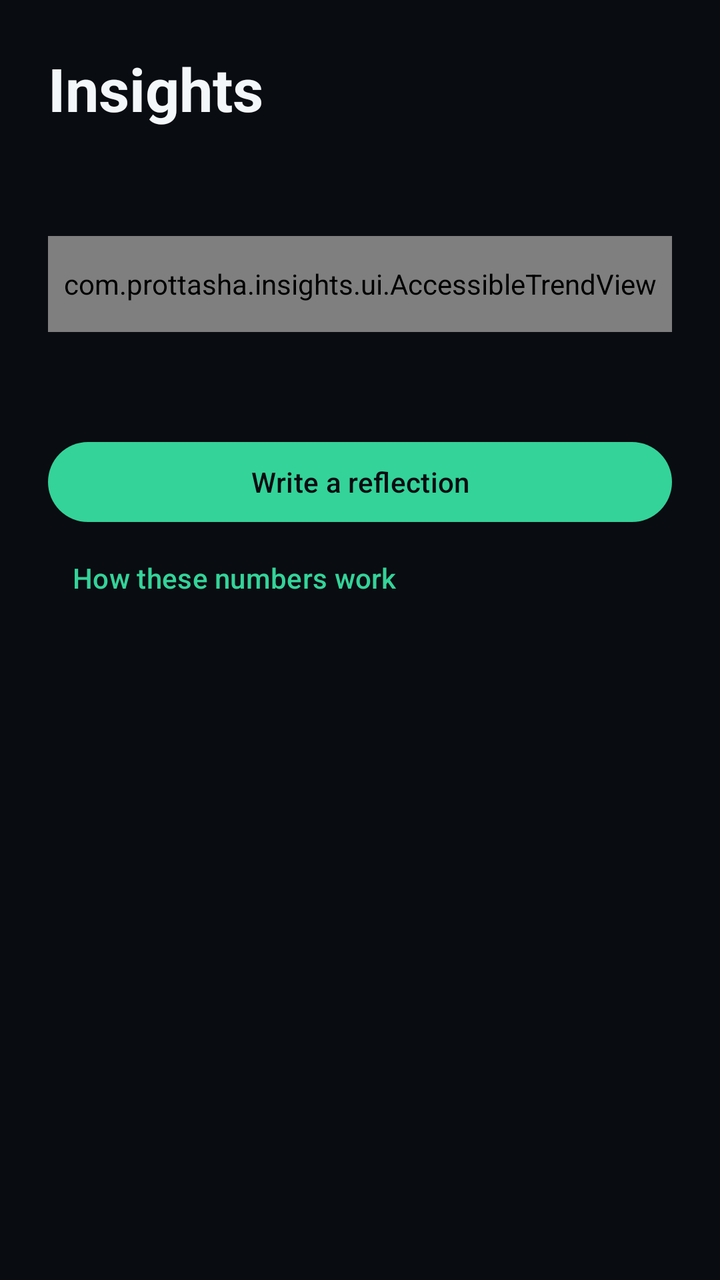
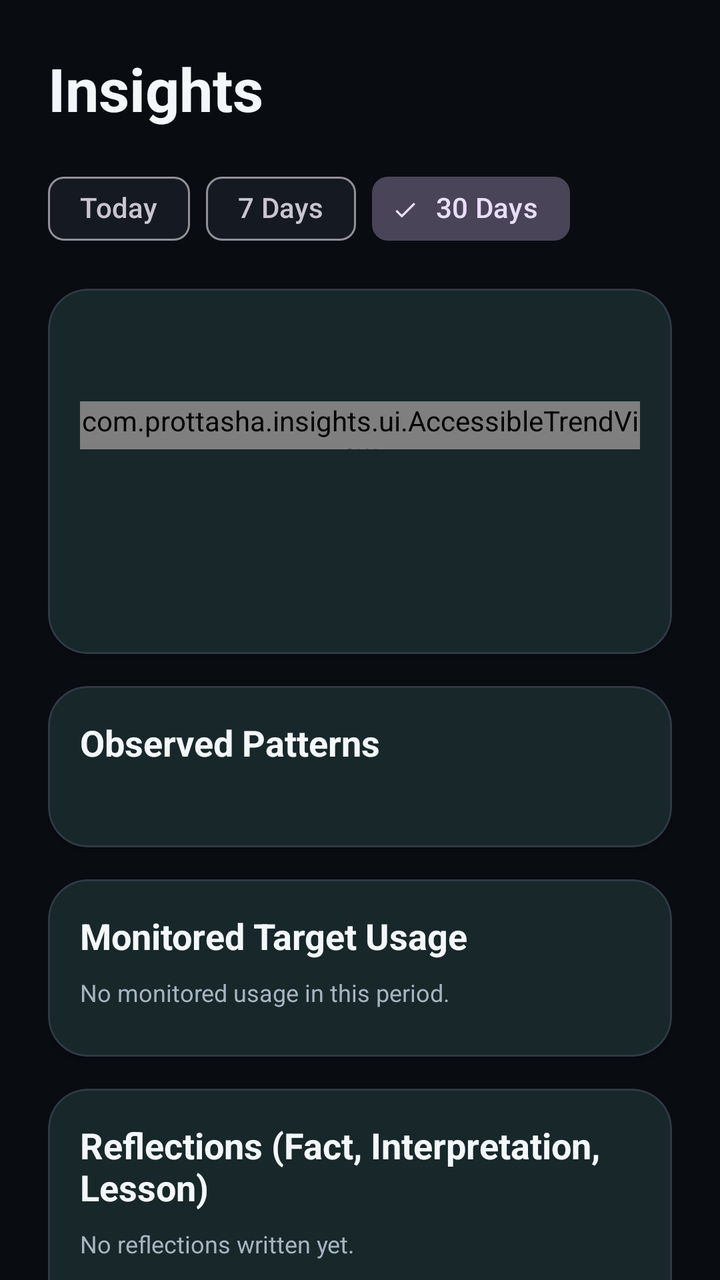

Screens rendered from an Android XML layout before and after an edit, with the pre-edit source and the edit as a unified diff.
<!-- AndroidManifest.xml: application theme Theme.Prottasha -->
<!-- res/layout/fragment_insights.xml -->
<?xml version="1.0" encoding="utf-8"?>
<LinearLayout xmlns:android="http://schemas.android.com/apk/res/android" android:layout_width="match_parent" android:layout_height="match_parent" android:orientation="vertical" android:padding="@dimen/spacing_large">
    <TextView android:layout_width="match_parent" android:layout_height="wrap_content" android:text="@string/insights_title" android:textColor="@color/color_text_primary" android:textSize="@dimen/text_display" android:textStyle="bold" />
    <TextView android:id="@+id/insights_summary" android:layout_width="match_parent" android:layout_height="wrap_content" android:layout_marginTop="@dimen/spacing_medium" android:textColor="@color/color_text_primary" android:textSize="@dimen/text_body" />
    <com.prottasha.insights.ui.AccessibleTrendView android:id="@+id/insights_trend" android:layout_width="match_parent" android:layout_height="48dp" android:layout_marginTop="@dimen/spacing_medium" />
    <TextView android:id="@+id/insights_sample" android:layout_width="match_parent" android:layout_height="wrap_content" android:layout_marginTop="@dimen/spacing_small" android:textColor="@color/color_text_secondary" />
    <com.google.android.material.button.MaterialButton android:id="@+id/insights_reflect" style="@style/Widget.Prottasha.Button.Pill" android:layout_width="match_parent" android:layout_height="wrap_content" android:layout_marginTop="@dimen/spacing_large" android:text="@string/insights_reflect" />
    <com.google.android.material.button.MaterialButton android:id="@+id/insights_methodology" style="@style/Widget.Material3.Button.TextButton" android:layout_width="wrap_content" android:layout_height="wrap_content" android:text="@string/insights_methodology" />
</LinearLayout>
<!-- resources referenced by this layout -->
<resources>
  <color name="color_text_primary">#F4F7FA</color>
  <color name="color_text_secondary">#A9B3C0</color>
  <dimen name="spacing_large">24dp</dimen>
  <dimen name="spacing_medium">16dp</dimen>
  <dimen name="spacing_small">8dp</dimen>
  <dimen name="text_body">16sp</dimen>
  <dimen name="text_display">30sp</dimen>
  <string name="insights_methodology">How these numbers work</string>
  <string name="insights_reflect">Write a reflection</string>
  <string name="insights_title">Insights</string>
  <style name="Widget.Prottasha.Button.Pill" parent="Widget.Material3.Button">
          <item name="android:textColor">@color/color_on_hope</item>
          <item name="cornerRadius">@dimen/pill_button_radius</item>
          <item name="backgroundTint">@color/color_hope</item>
      </style>
  <style name="Theme.Prottasha" parent="Theme.Material3.Dark.NoActionBar">
          <item name="android:windowBackground">@color/color_background</item>
          <item name="android:colorBackground">@color/color_background</item>
          <item name="colorSurface">@color/color_surface</item>
          <item name="colorSurfaceVariant">@color/color_surface_raised</item>
          <item name="colorPrimary">@color/color_hope</item>
          <item name="colorOnPrimary">@color/color_on_hope</item>
          <item name="colorSecondary">@color/color_identity</item>
          <item name="colorOnSecondary">@color/color_on_identity</item>
          <item name="colorError">@color/color_crisis</item>
          <item name="colorOnError">@color/color_on_crisis</item>
          <item name="android:textColorPrimary">@color/color_text_primary</item>
          <item name="android:textColorSecondary">@color/color_text_secondary</item>
          <item name="android:navigationBarColor">@color/color_background</item>
          <item name="android:statusBarColor">@color/color_background</item>
          <item name="android:windowLightStatusBar">false</item>
      </style>
  <color name="color_on_hope">#090C11</color>
  <dimen name="pill_button_radius">28dp</dimen>
  <color name="color_hope">#34D399</color>
  <color name="color_background">#090C11</color>
  <color name="color_surface">#151A22</color>
  <color name="color_surface_raised">#202833</color>
  <color name="color_identity">#7C8DFF</color>
  <color name="color_on_identity">#090C11</color>
  <color name="color_crisis">#F87171</color>
  <color name="color_on_crisis">#090C11</color>
</resources>

<!-- the commit's change to res/layout/fragment_insights.xml (unified diff, before → after) -->
@@ -1,9 +1,398 @@
 <?xml version="1.0" encoding="utf-8"?>
-<LinearLayout xmlns:android="http://schemas.android.com/apk/res/android" android:layout_width="match_parent" android:layout_height="match_parent" android:orientation="vertical" android:padding="@dimen/spacing_large">
-    <TextView android:layout_width="match_parent" android:layout_height="wrap_content" android:text="@string/insights_title" android:textColor="@color/color_text_primary" android:textSize="@dimen/text_display" android:textStyle="bold" />
-    <TextView android:id="@+id/insights_summary" android:layout_width="match_parent" android:layout_height="wrap_content" android:layout_marginTop="@dimen/spacing_medium" android:textColor="@color/color_text_primary" android:textSize="@dimen/text_body" />
-    <com.prottasha.insights.ui.AccessibleTrendView android:id="@+id/insights_trend" android:layout_width="match_parent" android:layout_height="48dp" android:layout_marginTop="@dimen/spacing_medium" />
-    <TextView android:id="@+id/insights_sample" android:layout_width="match_parent" android:layout_height="wrap_content" android:layout_marginTop="@dimen/spacing_small" android:textColor="@color/color_text_secondary" />
-    <com.google.android.material.button.MaterialButton android:id="@+id/insights_reflect" style="@style/Widget.Prottasha.Button.Pill" android:layout_width="match_parent" android:layout_height="wrap_content" android:layout_marginTop="@dimen/spacing_large" android:text="@string/insights_reflect" />
-    <com.google.android.material.button.MaterialButton android:id="@+id/insights_methodology" style="@style/Widget.Material3.Button.TextButton" android:layout_width="wrap_content" android:layout_height="wrap_content" android:text="@string/insights_methodology" />
-</LinearLayout>
+<androidx.core.widget.NestedScrollView xmlns:android="http://schemas.android.com/apk/res/android"
+    xmlns:app="http://schemas.android.com/apk/res-auto"
+    android:id="@+id/insights_scroll"
+    android:layout_width="match_parent"
+    android:layout_height="match_parent"
+    android:background="@color/color_background">
+
+    <LinearLayout
+        android:layout_width="match_parent"
+        android:layout_height="wrap_content"
+        android:orientation="vertical"
+        android:padding="@dimen/spacing_large">
+
+        
+        <TextView
+            android:layout_width="match_parent"
+            android:layout_height="wrap_content"
+            android:text="@string/insights_title"
+            android:textColor="@color/color_text_primary"
+            android:textSize="@dimen/text_display"
+            android:textStyle="bold" />
+
+        <com.google.android.material.chip.ChipGroup
+            android:id="@+id/insights_range_group"
+            android:layout_width="match_parent"
+            android:layout_height="wrap_content"
+            android:layout_marginTop="@dimen/spacing_medium"
+            app:selectionRequired="true"
+            app:singleSelection="true">
+
+            <com.google.android.material.chip.Chip
+                android:id="@+id/chip_today"
+                style="@style/Widget.Material3.Chip.Filter"
+                android:layout_width="wrap_content"
+                android:layout_height="wrap_content"
+                android:text="Today" />
+
+            <com.google.android.material.chip.Chip
+                android:id="@+id/chip_week"
+                style="@style/Widget.Material3.Chip.Filter"
+                android:layout_width="wrap_content"
+                android:layout_height="wrap_content"
+                android:text="7 Days" />
+
+            <com.google.android.material.chip.Chip
+                android:id="@+id/chip_month"
+                style="@style/Widget.Material3.Chip.Filter"
+                android:layout_width="wrap_content"
+                android:layout_height="wrap_content"
+                android:checked="true"
+                android:text="30 Days" />
+        </com.google.android.material.chip.ChipGroup>
+
+        
+        <com.google.android.material.card.MaterialCardView
+            style="@style/Widget.Prottasha.Card"
+            android:layout_width="match_parent"
+            android:layout_height="wrap_content"
+            android:layout_marginTop="@dimen/spacing_medium">
+
+            <LinearLayout
+                android:layout_width="match_parent"
+                android:layout_height="wrap_content"
+                android:orientation="vertical"
+                android:padding="@dimen/spacing_medium">
+
+                <TextView
+                    android:id="@+id/insights_summary"
+                    android:layout_width="match_parent"
+                    android:layout_height="wrap_content"
+                    android:textColor="@color/color_text_primary"
+                    android:textSize="@dimen/text_title"
+                    android:textStyle="bold" />
+
+                <com.prottasha.insights.ui.AccessibleTrendView
+                    android:id="@+id/insights_trend"
+                    android:layout_width="match_parent"
+                    android:layout_height="24dp"
+                    android:layout_marginTop="@dimen/spacing_medium" />
+
+                <TextView
+                    android:id="@+id/insights_sample"
+                    android:layout_width="match_parent"
+                    android:layout_height="wrap_content"
+                    android:layout_marginTop="@dimen/spacing_small"
+                    android:textColor="@color/color_text_secondary"
+                    android:textSize="@dimen/text_caption" />
+
+                
+                <TextView
+                    android:id="@+id/insights_text_breakdown"
+                    android:layout_width="match_parent"
+                    android:layout_height="wrap_content"
+                    android:layout_marginTop="@dimen/spacing_medium"
+                    android:lineSpacingExtra="4dp"
+                    android:textColor="@color/color_text_secondary"
+                    android:textSize="@dimen/text_caption" />
+
+                
+                <TextView
+                    android:id="@+id/insights_usage_overview"
+                    android:layout_width="match_parent"
+                    android:layout_height="wrap_content"
+                    android:layout_marginTop="@dimen/spacing_small"
+                    android:textColor="@color/color_text_primary"
+                    android:textSize="@dimen/text_body" />
+
+            </LinearLayout>
+        </com.google.android.material.card.MaterialCardView>
+
+        
+        <com.google.android.material.card.MaterialCardView
+            android:id="@+id/insights_patterns_card"
+            style="@style/Widget.Prottasha.Card"
+            android:layout_width="match_parent"
+            android:layout_height="wrap_content"
+            android:layout_marginTop="@dimen/spacing_medium">
+
+            <LinearLayout
+                android:layout_width="match_parent"
+                android:layout_height="wrap_content"
+                android:orientation="vertical"
+                android:padding="@dimen/spacing_medium">
+
+                <TextView
+                    android:layout_width="wrap_content"
+                    android:layout_height="wrap_content"
+                    android:text="Observed Patterns"
+                    android:textColor="@color/color_text_primary"
+                    android:textSize="@dimen/text_title"
+                    android:textStyle="bold" />
+
+                <TextView
+                    android:id="@+id/insights_pattern_text"
+                    android:layout_width="match_parent"
+                    android:layout_height="wrap_content"
+                    android:layout_marginTop="@dimen/spacing_small"
+                    android:textColor="@color/color_text_secondary"
+                    android:textSize="@dimen/text_caption" />
+
+            </LinearLayout>
+        </com.google.android.material.card.MaterialCardView>
+
+        
+        <com.google.android.material.card.MaterialCardView
+            style="@style/Widget.Prottasha.Card"
+            android:layout_width="match_parent"
+            android:layout_height="wrap_content"
+            android:layout_marginTop="@dimen/spacing_medium">
+
+            <LinearLayout
+                android:layout_width="match_parent"
+                android:layout_height="wrap_content"
+                android:orientation="vertical"
+                android:padding="@dimen/spacing_medium">
+
+                <TextView
+                    android:layout_width="wrap_content"
+                    android:layout_height="wrap_content"
+                    android:text="Monitored Target Usage"
+                    android:textColor="@color/color_text_primary"
+                    android:textSize="@dimen/text_title"
+                    android:textStyle="bold" />
+
+                <TextView
+                    android:id="@+id/insights_targets_empty"
+                    android:layout_width="match_parent"
+                    android:layout_height="wrap_content"
+                    android:layout_marginTop="@dimen/spacing_small"
+                    android:text="No monitored usage in this period."
+                    android:textColor="@color/color_text_secondary"
+                    android:textSize="@dimen/text_caption" />
+
+                <androidx.recyclerview.widget.RecyclerView
+                    android:id="@+id/insights_targets_recycler"
+                    android:layout_width="match_parent"
+                    android:layout_height="wrap_content"
+                    android:layout_marginTop="@dimen/spacing_small"
+                    android:nestedScrollingEnabled="false" />
+
+            </LinearLayout>
+        </com.google.android.material.card.MaterialCardView>
+
+        
+        <com.google.android.material.card.MaterialCardView
+            style="@style/Widget.Prottasha.Card"
+            android:layout_width="match_parent"
+            android:layout_height="wrap_content"
+            android:layout_marginTop="@dimen/spacing_medium">
+
+            <LinearLayout
+                android:layout_width="match_parent"
+                android:layout_height="wrap_content"
+                android:orientation="vertical"
+                android:padding="@dimen/spacing_medium">
+
+                <TextView
+                    android:layout_width="wrap_content"
+                    android:layout_height="wrap_content"
+                    android:text="Reflections (Fact, Interpretation, Lesson)"
+                    android:textColor="@color/color_text_primary"
+                    android:textSize="@dimen/text_title"
+                    android:textStyle="bold" />
+
+                <TextView
+                    android:id="@+id/insights_reflections_empty"
+                    android:layout_width="match_parent"
+                    android:layout_height="wrap_content"
+                    android:layout_marginTop="@dimen/spacing_small"
+                    android:text="No reflections written yet."
+                    android:textColor="@color/color_text_secondary"
+                    android:textSize="@dimen/text_caption" />
+
+                <androidx.recyclerview.widget.RecyclerView
+                    android:id="@+id/insights_reflections_recycler"
+                    android:layout_width="match_parent"
+                    android:layout_height="wrap_content"
+                    android:layout_marginTop="@dimen/spacing_small"
+                    android:nestedScrollingEnabled="false" />
+
+                <com.google.android.material.button.MaterialButton
+                    android:id="@+id/insights_reflect"
+                    style="@style/Widget.Prottasha.Button.Pill"
+                    android:layout_width="match_parent"
+                    android:layout_height="wrap_content"
+                    android:layout_marginTop="@dimen/spacing_medium"
+                    android:text="@string/insights_reflect" />
+
+            </LinearLayout>
+        </com.google.android.material.card.MaterialCardView>
+
+        
+        <com.google.android.material.card.MaterialCardView
+            style="@style/Widget.Prottasha.Card"
+            android:layout_width="match_parent"
+            android:layout_height="wrap_content"
+            android:layout_marginTop="@dimen/spacing_medium">
+
+            <LinearLayout
+                android:layout_width="match_parent"
+                android:layout_height="wrap_content"
+                android:orientation="vertical"
+                android:padding="@dimen/spacing_medium">
+
+                <TextView
+                    android:layout_width="wrap_content"
+                    android:layout_height="wrap_content"
+                    android:text="Trigger &amp; Rebound Plans"
+                    android:textColor="@color/color_text_primary"
+                    android:textSize="@dimen/text_title"
+                    android:textStyle="bold" />
+
+                <TextView
+                    android:layout_width="wrap_content"
+                    android:layout_height="wrap_content"
+                    android:layout_marginTop="2dp"
+                    android:text="Implementation intentions: If [Cue] → Then [Plan]"
+                    android:textColor="@color/color_text_secondary"
+                    android:textSize="@dimen/text_caption" />
+
+                <TextView
+                    android:id="@+id/insights_triggers_empty"
+                    android:layout_width="match_parent"
+                    android:layout_height="wrap_content"
+                    android:layout_marginTop="@dimen/spacing_small"
+                    android:text="No trigger plans configured yet."
+                    android:textColor="@color/color_text_secondary"
+                    android:textSize="@dimen/text_caption" />
+
+                <androidx.recyclerview.widget.RecyclerView
+                    android:id="@+id/insights_triggers_recycler"
+                    android:layout_width="match_parent"
+                    android:layout_height="wrap_content"
+                    android:layout_marginTop="@dimen/spacing_small"
+                    android:nestedScrollingEnabled="false" />
+
+                <com.google.android.material.button.MaterialButton
+                    android:id="@+id/insights_add_trigger"
+                    style="@style/Widget.Material3.Button.OutlinedButton"
+                    android:layout_width="match_parent"
+                    android:layout_height="wrap_content"
+                    android:layout_marginTop="@dimen/spacing_medium"
+                    android:text="Add Trigger Plan"
+                    android:textColor="@color/color_hope" />
+
+            </LinearLayout>
+        </com.google.android.material.card.MaterialCardView>
+
+        
+        <com.google.android.material.card.MaterialCardView
+            style="@style/Widget.Prottasha.Card"
+            android:layout_width="match_parent"
+            android:layout_height="wrap_content"
+            android:layout_marginTop="@dimen/spacing_medium">
+
+            <LinearLayout
+                android:layout_width="match_parent"
+                android:layout_height="wrap_content"
+                android:orientation="vertical"
+                android:padding="@dimen/spacing_medium">
+
+                <TextView
+                    android:layout_width="wrap_content"
+                    android:layout_height="wrap_content"
+                    android:text="Success Memory Bank"
+                    android:textColor="@color/color_text_primary"
+                    android:textSize="@dimen/text_title"
+                    android:textStyle="bold" />
+
+                <TextView
+                    android:layout_width="wrap_content"
+                    android:layout_height="wrap_content"
+                    android:layout_marginTop="2dp"
+                    android:text="Psycho-Cybernetics: anchor real past moments of calm and self-control."
+                    android:textColor="@color/color_text_secondary"
+                    android:textSize="@dimen/text_caption" />
+
+                <TextView
+                    android:id="@+id/insights_memories_empty"
+                    android:layout_width="match_parent"
+                    android:layout_height="wrap_content"
+                    android:layout_marginTop="@dimen/spacing_small"
+                    android:text="No success memories stored yet."
+                    android:textColor="@color/color_text_secondary"
+                    android:textSize="@dimen/text_caption" />
+
+                <androidx.recyclerview.widget.RecyclerView
+                    android:id="@+id/insights_memories_recycler"
+                    android:layout_width="match_parent"
+                    android:layout_height="wrap_content"
+                    android:layout_marginTop="@dimen/spacing_small"
+                    android:nestedScrollingEnabled="false" />
+
+                <com.google.android.material.button.MaterialButton
+                    android:id="@+id/insights_add_memory"
+                    style="@style/Widget.Material3.Button.OutlinedButton"
+                    android:layout_width="match_parent"
+                    android:layout_height="wrap_content"
+                    android:layout_marginTop="@dimen/spacing_medium"
+                    android:text="Add Success Memory"
+                    android:textColor="@color/color_identity" />
+
+            </LinearLayout>
+        </com.google.android.material.card.MaterialCardView>
+
+        
+        <com.google.android.material.card.MaterialCardView
+            style="@style/Widget.Prottasha.Card"
+            android:layout_width="match_parent"
+            android:layout_height="wrap_content"
+            android:layout_marginTop="@dimen/spacing_medium">
+
+            <LinearLayout
+                android:layout_width="match_parent"
+                android:layout_height="wrap_content"
+                android:orientation="vertical"
+                android:padding="@dimen/spacing_medium">
+
+                <TextView
+                    android:layout_width="wrap_content"
+                    android:layout_height="wrap_content"
+                    android:text="Future-Self Mental Rehearsal"
+                    android:textColor="@color/color_text_primary"
+                    android:textSize="@dimen/text_title"
+                    android:textStyle="bold" />
+
+                <TextView
+                    android:id="@+id/insights_rehearsal_status"
+                    android:layout_width="match_parent"
+                    android:layout_height="wrap_content"
+                    android:layout_marginTop="@dimen/spacing_small"
+                    android:text="Rehearse handling high-friction moments with calm course-correction."
+                    android:textColor="@color/color_text_secondary"
+                    android:textSize="@dimen/text_caption" />
+
+                <com.google.android.material.button.MaterialButton
+                    android:id="@+id/insights_rehearsal"
+                    style="@style/Widget.Prottasha.Button.Pill"
+                    android:layout_width="match_parent"
+                    android:layout_height="wrap_content"
+                    android:layout_marginTop="@dimen/spacing_medium"
+                    android:text="Start Mental Rehearsal" />
+
+            </LinearLayout>
+        </com.google.android.material.card.MaterialCardView>
+
+        
+        <com.google.android.material.button.MaterialButton
+            android:id="@+id/insights_methodology"
+            style="@style/Widget.Material3.Button.TextButton"
+            android:layout_width="wrap_content"
+            android:layout_height="wrap_content"
+            android:layout_marginTop="@dimen/spacing_medium"
+            android:text="@string/insights_methodology" />
+
+    </LinearLayout>
+</androidx.core.widget.NestedScrollView>
<!-- resource entries referenced after the edit -->
@@ -6,7 +6,9 @@
   <dimen name="spacing_medium">16dp</dimen>
   <dimen name="spacing_small">8dp</dimen>
   <dimen name="text_body">16sp</dimen>
+  <dimen name="text_caption">12sp</dimen>
   <dimen name="text_display">30sp</dimen>
+  <dimen name="text_title">18sp</dimen>
   <string name="insights_methodology">How these numbers work</string>
   <string name="insights_reflect">Write a reflection</string>
   <string name="insights_title">Insights</string>
@@ -14,6 +16,13 @@
           <item name="android:textColor">@color/color_on_hope</item>
           <item name="cornerRadius">@dimen/pill_button_radius</item>
           <item name="backgroundTint">@color/color_hope</item>
+      </style>
+  <style name="Widget.Prottasha.Card" parent="Widget.Material3.CardView.Filled">
+          <item name="cardBackgroundColor">@color/color_surface_card</item>
+          <item name="cardCornerRadius">@dimen/card_corner_radius</item>
+          <item name="cardElevation">@dimen/card_elevation</item>
+          <item name="strokeColor">@color/color_border_subtle</item>
+          <item name="strokeWidth">1dp</item>
       </style>
   <style name="Theme.Prottasha" parent="Theme.Material3.Dark.NoActionBar">
           <item name="android:windowBackground">@color/color_background</item>
@@ -34,6 +43,10 @@
       </style>
   <color name="color_on_hope">#090C11</color>
   <dimen name="pill_button_radius">28dp</dimen>
+  <color name="color_surface_card">@color/color_surface</color>
+  <dimen name="card_corner_radius">20dp</dimen>
+  <dimen name="card_elevation">2dp</dimen>
+  <color name="color_border_subtle">@color/color_border</color>
   <color name="color_hope">#34D399</color>
   <color name="color_background">#090C11</color>
   <color name="color_surface">#151A22</color>
@@ -42,5 +55,6 @@
   <color name="color_on_identity">#090C11</color>
   <color name="color_crisis">#F87171</color>
   <color name="color_on_crisis">#090C11</color>
+  <color name="color_border">#303946</color>
 </resources>
 
